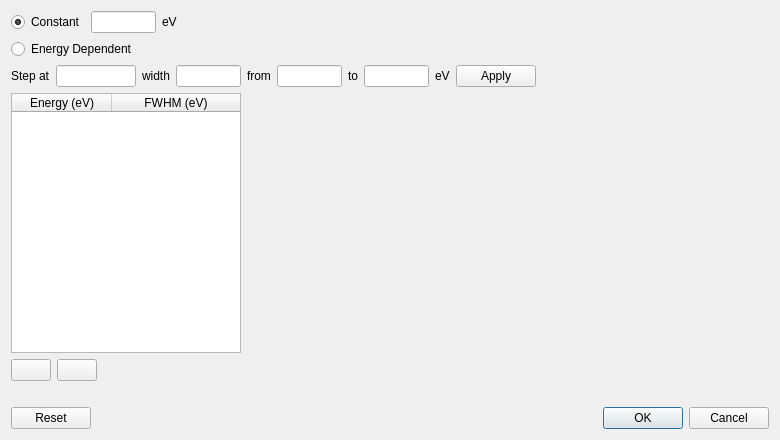
This is src/crispy/quanty/uis/lorentzian.ui in mretegan/crispy as Qt 5 draws it before an edit. The edited form follows.
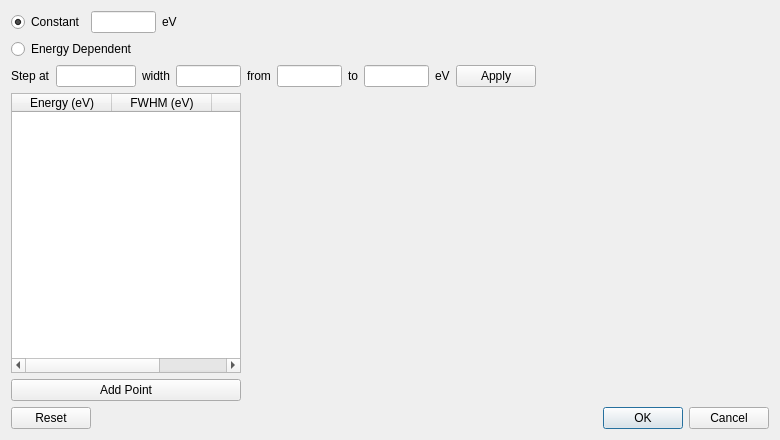
This is the edited form. Custom widgets are drawn as their Qt base class.

Commit message: Unify the look of the scan and Lorentzian widgets

Patch:
```diff
--- a/src/crispy/quanty/uis/lorentzian.ui
+++ b/src/crispy/quanty/uis/lorentzian.ui
@@ -227,15 +227,18 @@
         </property>
         <item>
          <widget class="QTableWidget" name="pointsTableWidget">
+          <property name="alternatingRowColors">
+           <bool>true</bool>
+          </property>
           <property name="selectionBehavior">
            <enum>QAbstractItemView::SelectionBehavior::SelectRows</enum>
           </property>
+          <property name="showGrid">
+           <bool>false</bool>
+          </property>
           <property name="columnCount">
-           <number>2</number>
+           <number>3</number>
           </property>
-          <attribute name="horizontalHeaderStretchLastSection">
-           <bool>true</bool>
-          </attribute>
           <attribute name="verticalHeaderVisible">
            <bool>false</bool>
           </attribute>
@@ -249,44 +252,22 @@
             <string>FWHM (eV)</string>
            </property>
           </column>
+          <column>
+           <property name="text">
+            <string/>
+           </property>
+          </column>
          </widget>
         </item>
-        <item>
-         <layout class="QHBoxLayout" name="pointsButtonsLayout">
           <item>
            <widget class="QPushButton" name="addPushButton">
-            <property name="toolTip">
-             <string>Add a point</string>
+          <property name="text">
+           <string>Add Point</string>
             </property>
             <property name="autoDefault">
              <bool>false</bool>
             </property>
            </widget>
-          </item>
-          <item>
-           <widget class="QPushButton" name="removePushButton">
-            <property name="toolTip">
-             <string>Remove the selected points</string>
-            </property>
-            <property name="autoDefault">
-             <bool>false</bool>
-            </property>
-           </widget>
-          </item>
-          <item>
-           <spacer name="pointsButtonsSpacer">
-            <property name="orientation">
-             <enum>Qt::Orientation::Horizontal</enum>
-            </property>
-            <property name="sizeHint" stdset="0">
-             <size>
-              <width>40</width>
-              <height>20</height>
-             </size>
-            </property>
-           </spacer>
-          </item>
-         </layout>
         </item>
        </layout>
       </widget>
@@ -297,6 +278,18 @@
     </layout>
    </item>
    <item>
+    <layout class="QHBoxLayout" name="bottomLayout" stretch="0,1,0">
+     <item>
+      <widget class="QPushButton" name="resetPushButton">
+       <property name="text">
+        <string>Reset</string>
+       </property>
+       <property name="autoDefault">
+        <bool>false</bool>
+       </property>
+      </widget>
+     </item>
+     <item>
     <widget class="QLabel" name="messageLabel">
      <property name="wordWrap">
       <bool>true</bool>
@@ -306,9 +299,11 @@
    <item>
     <widget class="QDialogButtonBox" name="buttonBox">
      <property name="standardButtons">
-      <set>QDialogButtonBox::Cancel|QDialogButtonBox::Ok|QDialogButtonBox::Reset</set>
-     </property>
-    </widget>
+        <set>QDialogButtonBox::Cancel|QDialogButtonBox::Ok</set>
+       </property>
+      </widget>
+     </item>
+    </layout>
    </item>
   </layout>
  </widget>
```
Lines whose indentation alone changed are shown as unchanged. The commit also changes 8 other files.
